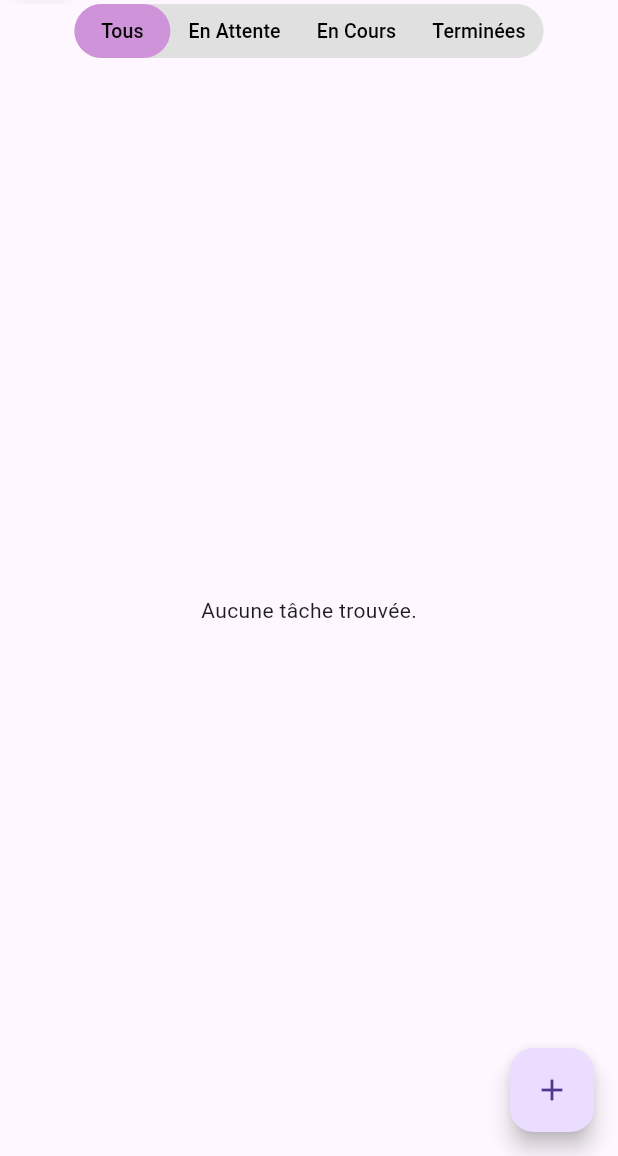
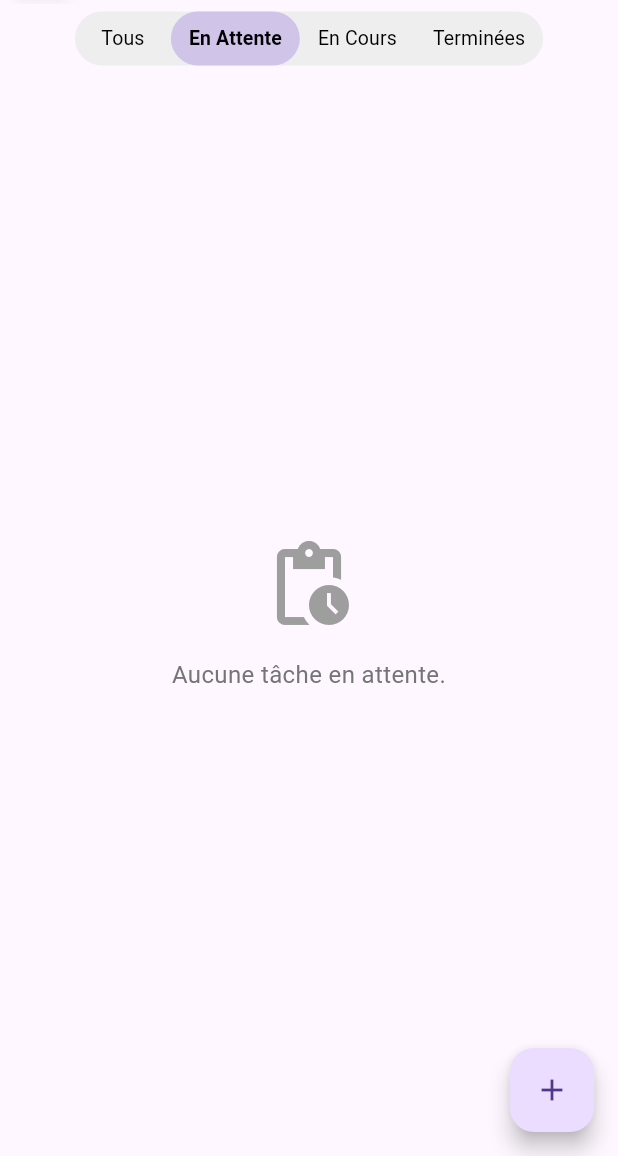
Before and after one commit to chedy256/Todo_Team, a Flutter app: the TasksScreen screen opened by its route, after a tap on "En Attente", on a phone screen of 412 x 824 dp, the part 80-1236 px from its top. Run offline on Flutter 3.47's test engine with Material 3 defaults, Android fonts, the phone set to English and light mode, and no system bars; our stand-ins replace flutter_local_notifications, flutter_secure_storage, flutter_timezone, sqflite, timezone; accounts and stored records are empty.

Commit message:
Added filters to separate the lists: Top navigation now works

```diff
--- a/lib/controllers/task_provider.dart
+++ b/lib/controllers/task_provider.dart
@@ -1,6 +1,8 @@
 import 'package:flutter/foundation.dart';
 import 'package:project/models/task_model.dart';
 import 'package:project/services/local_database_service.dart';
+
+import '../models/task_filter.dart';
 
 class TaskProvider extends ChangeNotifier {
   List<Task> _tasks = [];
@@ -11,24 +13,39 @@ class TaskProvider extends ChangeNotifier {
   bool get isLoading => _isLoading;
   String? get error => _error;
 
+  TaskFilterSettings _filterSettings = const TaskFilterSettings();
+  TaskFilterSettings get filterSettings => _filterSettings;
+
   final LocalDatabaseService _databaseService = LocalDatabaseService.instance;
 
   Future<void> loadTasks() async {
-    _setLoading(true);
+    _isLoading = true;
     _error = null;
 
     try {
-      _tasks = await _databaseService.getTasks();
-      notifyListeners();
+      _tasks = await _databaseService.getTasks(
+        status: _filterSettings.status,
+        sortType: _filterSettings.sortType,
+      );
     } catch (e) {
       _error = 'Erreur lors du chargement des tâches: $e';
+    } finally {
+      _isLoading = false;
       notifyListeners();
-    } finally {
-      _setLoading(false);
     }
   }
 
+  Future<void> filterTasks(TaskStatus status) async {
+    if (_filterSettings.status == status) return; // No change needed
+
+    _filterSettings = _filterSettings.copyWith(status: status);
+    await loadTasks();
+  }
+
   void addTask(Task task) {
+    if (_filterSettings.sortType == SortType.dueDate) {
+      _tasks.insert(0, task);
+    }
     _tasks.add(task);
     notifyListeners();
   }
@@ -50,8 +67,34 @@ class TaskProvider extends ChangeNotifier {
     loadTasks();
   }
 
-  void _setLoading(bool loading) {
-    _isLoading = loading;
+  Task? getTaskById(int id) {
+    try {
+      return _tasks.firstWhere((task) => task.id == id);
+    } catch (e) {
+      return null;
+    }
+  }
+
+  Future<Map<TaskStatus, int>> getTasksCountByStatus() async {
+    try {
+      final counts = <TaskStatus, int>{};
+      for (final status in TaskStatus.values) {
+        if (status == TaskStatus.all) {
+          counts[status] = _tasks.length;
+        } else {
+          final filteredTasks = await _databaseService.getTasks(status: status);
+          counts[status] = filteredTasks.length;
+        }
+      }
+      return counts;
+    } catch (e) {
+      _error = 'get tasks count by status error: $e';
+      return {};
+    }
+  }
+
+  void clearError() {
+    _error = null;
     notifyListeners();
   }
 }
--- /dev/null
+++ b/lib/models/task_filter.dart
@@ -0,0 +1,48 @@
+// Enums and models for task filtering and sorting
+
+enum TaskStatus {
+  all('Tous'),
+  pending('En Attente'),
+  inProgress('En Cours'),
+  completed('Terminées');
+
+  const TaskStatus(this.displayName);
+  final String displayName;
+}
+
+enum SortType {
+  createdDate('Date de création'),
+  dueDate('Date d\'échéance'),
+  priority('Priorité');
+
+  const SortType(this.displayName);
+  final String displayName;
+}
+
+class TaskFilterSettings {
+  final TaskStatus status;
+  final SortType sortType;
+
+  const TaskFilterSettings({
+    this.status = TaskStatus.all,
+    this.sortType = SortType.priority,
+  });
+
+  TaskFilterSettings copyWith({TaskStatus? status, SortType? sortType}) {
+    return TaskFilterSettings(
+      status: status ?? this.status,
+      sortType: sortType ?? this.sortType,
+    );
+  }
+
+  @override
+  bool operator ==(Object other) =>
+      identical(this, other) ||
+      other is TaskFilterSettings &&
+          runtimeType == other.runtimeType &&
+          status == other.status &&
+          sortType == other.sortType;
+
+  @override
+  int get hashCode => status.hashCode ^ sortType.hashCode;
+}
--- a/lib/services/local_database_service.dart
+++ b/lib/services/local_database_service.dart
@@ -1,6 +1,7 @@
 import 'package:path/path.dart';
 import 'package:sqflite/sqflite.dart';
 
+import '../models/task_filter.dart';
 import '../models/task_model.dart';
 import '../models/user_model.dart';
 
@@ -145,29 +146,82 @@ class LocalDatabaseService {
     );
   }
 
-  Future<List<Task>> getTasks() async {
+  Future<List<Task>> getTasks({
+    TaskStatus? status,
+    SortType sortType = SortType.dueDate,
+  }) async {
     final db = await database;
 
     if (_userCache == null) {
       await refreshUserCache();
     }
 
+    String? whereClause;
+    List<dynamic> whereArgs = [];
+
+    if (status != null && status != TaskStatus.all) {
+      switch (status) {
+        case TaskStatus.pending:
+          whereClause =
+              '$_tasksIsCompletedColumn = ? AND $_tasksAssignedToColumn IS NULL';
+          whereArgs = [0];
+          break;
+        case TaskStatus.inProgress:
+          whereClause =
+              '$_tasksIsCompletedColumn = ? AND $_tasksAssignedToColumn IS NOT NULL';
+          whereArgs = [0];
+          break;
+        case TaskStatus.completed:
+          whereClause = '$_tasksIsCompletedColumn = ?';
+          whereArgs = [1];
+          break;
+        case TaskStatus.all:
+          // No filter needed
+          break;
+      }
+    }
+
+    String orderByClause = _buildOrderByClause(sortType);
+
     final List<Map<String, dynamic>> maps = await db.query(
       _tasksTableName,
-      orderBy: '$_tasksCreatedAtColumn DESC',
+      where: whereClause,
+      whereArgs: whereArgs.isNotEmpty ? whereArgs : null,
+      orderBy: orderByClause,
     );
 
+    return _mapToTaskList(maps);
+  }
+
+  String _buildOrderByClause(SortType sortType) {
+    String column;
+    switch (sortType) {
+      case SortType.createdDate:
+        column = _tasksCreatedAtColumn;
+        break;
+      case SortType.dueDate:
+        column = _tasksDueDateColumn;
+        break;
+      case SortType.priority:
+        column = _tasksPriorityColumn;
+        break;
+    }
+    String order = 'ASC'; //or 'DESC' TODO : check after test
+
+    return '$column $order';
+  }
+
+  List<Task> _mapToTaskList(List<Map<String, dynamic>> maps) {
     return List.generate(maps.length, (i) {
       User? assignedUser;
       if (maps[i]['assignedTo'] != null) {
-        assignedUser = _getUserFromCacheById(maps[i]['assignedTo']);
-
-        assignedUser ??= User(
-          id: maps[i]['assignedTo'],
-          name: 'Unknown User',
-          email: 'unknown@email.com',
-        );
-
+        assignedUser =
+            _getUserFromCacheById(maps[i]['assignedTo']) ??
+            User(
+              id: maps[i]['assignedTo'],
+              name: 'Unknown User',
+              email: 'unknown@email.com',
+            );
       }
 
       return Task(
--- a/lib/views/home/tasks_screen.dart
+++ b/lib/views/home/tasks_screen.dart
@@ -2,6 +2,7 @@ import 'package:flutter/material.dart';
 import 'package:provider/provider.dart';
 import 'package:project/controllers/auth_controller.dart';
 import 'package:project/controllers/task_provider.dart';
+import 'package:project/models/task_filter.dart';
 
 import '../widgets/item_widget.dart';
 
@@ -49,81 +50,41 @@ class _TasksScreenState extends State<TasksScreen> {
           const SizedBox(width: 6),
           const Icon(Icons.wifi, color: Colors.green, size: 20),
           const SizedBox(width: 18),
+          /*
+          // depending on the connectivity status: online or offline (and api server status)
+          const Text(
+            'Serveur indisponible',
+            style: TextStyle(color: Colors.orange, fontWeight: FontWeight.bold),
+          ),
+          const SizedBox(width: 6),
+          const Icon(Icons.perm_data_setting_outlined, color: Colors.orange, size: 20),
+          const SizedBox(width: 18),
+          */
+          /*const Text(
+            'Hors ligne',
+            style: TextStyle(color: Colors.red, fontWeight: FontWeight.bold),
+          ),
+          const SizedBox(width: 6),
+          const Icon(Icons.wifi_off, color: Colors.red, size: 20),
+          const SizedBox(width: 18),
+          */
         ],
       ),
       body: SafeArea(
         child: Column(
           children: [
+            const SizedBox(height: 5),
             Row(
               mainAxisAlignment: MainAxisAlignment.center,
               children: [
-                SizedBox(height: 5),
-                Row(
-                  children: [
-                    Container(
-                      height: 36,
-                      decoration: BoxDecoration(
-                        shape: BoxShape.rectangle,
-                        color: Colors.grey.shade300,
-                        borderRadius: BorderRadius.all(Radius.circular(18)),
+                _buildFilterButtons(),
+              ]
             ),
-                      child: Row(
-                        children: [
-                          TextButton(
-                            onPressed: () {},
-                            style: TextButton.styleFrom(
-                              backgroundColor: Colors.purple.shade200,
-                            ),
-                            child: const Text(
-                              'Tous',
-                              style: TextStyle(
-                                fontSize: 13,
-                                color: Colors.black,
-                              ),
-                            ),
-                          ),
-                          TextButton(
-                            onPressed: () {},
-                            child: const Text(
-                              'En Attente',
-                              style: TextStyle(
-                                fontSize: 13,
-                                color: Colors.black,
-                              ),
-                            ),
-                          ),
-                          TextButton(
-                            onPressed: () {},
-                            child: const Text(
-                              'En Cours',
-                              style: TextStyle(
-                                fontSize: 13,
-                                color: Colors.black,
-                              ),
-                            ),
-                          ),
-                          TextButton(
-                            onPressed: () {},
-                            child: const Text(
-                              'Terminées',
-                              style: TextStyle(
-                                fontSize: 13,
-                                color: Colors.black,
-                              ),
-                            ),
-                          ),
-                        ],
-                      ),
-                    ),
-                  ],
-                ),
-              ],
-            ),
-            SizedBox(height: 5),
+            const SizedBox(height: 5),
             Expanded(
               child: Container(
                 padding: EdgeInsets.symmetric(horizontal: 12),
-                child: _tasksList()
+                child: _buildTasksList(),
               ),
             ),
           ],
@@ -141,27 +102,163 @@ class _TasksScreenState extends State<TasksScreen> {
     );
   }
 
-  Widget _tasksList() {
+  Widget _buildFilterButtons() {
     return Consumer<TaskProvider>(
       builder: (context, taskProvider, child) {
-        if (taskProvider.isLoading) {
+        final currentStatus = taskProvider.filterSettings.status;
+
+        return  Row(
+              children: [
+                Container(
+                  height: 36,
+                  decoration: BoxDecoration(
+                    shape: BoxShape.rectangle,
+                    color: Colors.grey.shade200,
+                    borderRadius: BorderRadius.all(Radius.circular(18)),
+                  ),
+                  child: Row(
+                    children: TaskStatus.values.map((status) {
+                      final isSelected = currentStatus == status;
+                      return TextButton(
+                        onPressed: () => _onFilterSelected(status),
+                        style: TextButton.styleFrom(
+                          backgroundColor: isSelected
+                              ? Colors.deepPurple.shade100
+                              : Colors.transparent,
+                          foregroundColor: Colors.black,
+                        ),
+                        child: Text(
+                          status.displayName,
+                          style: TextStyle(
+                            fontSize: 13,
+                            color: Colors.black,
+                            fontWeight: isSelected
+                                ? FontWeight.bold
+                                : FontWeight.normal,
+                          ),
+                        ),
+                      );
+                    }).toList(),
+                  ),
+                ),
+
+          ]);
+      },
+    );
+  }
+
+  Widget _buildTasksList() {
+    return Consumer<TaskProvider>(
+      builder: (context, taskProvider, child) {
+        // Handle error state
+        if (taskProvider.error != null) {
+          return _buildErrorState(taskProvider.error!);
+        }
+
+        // Handle initial loading state
+        if (taskProvider.isLoading && taskProvider.tasks.isEmpty) {
           return const Center(child: CircularProgressIndicator());
-        } else if (taskProvider.error != null) {
-          return Center(child: Text('Erreur : ${taskProvider.error}'));
-        } else if (taskProvider.tasks.isEmpty) {
-          return const Center(child: Text('Aucune tâche trouvée.'));
-        } else {
-          return ListView.builder(
+        }
+
+        // Handle empty state
+        if (taskProvider.tasks.isEmpty && !taskProvider.isLoading) {
+          return _buildEmptyState(taskProvider.filterSettings.status);
+        }
+
+        // Build the tasks list
+        return RefreshIndicator(
+          onRefresh: () async => taskProvider.refreshTasks(),
+          child: ListView.separated(
+            physics: const AlwaysScrollableScrollPhysics(),
             itemCount: taskProvider.tasks.length,
+            separatorBuilder: (context, index) => const SizedBox(height: 8),
             itemBuilder: (context, index) {
+              final task = taskProvider.tasks[index];
               return ItemWidget(
-                task: taskProvider.tasks[index],
-                onTaskChanged: () => taskProvider.refreshTasks(),
+                task: task,
+                onTaskChanged: () => _refreshTasksList(),
+              );
+            },
+          ),
         );
       },
     );
   }
+
+  Widget _buildErrorState(String error) {
+    return Center(
+      child: Column(
+        mainAxisAlignment: MainAxisAlignment.center,
+        children: [
+          Icon(Icons.error_outline, color: Colors.red, size: 48),
+          const SizedBox(height: 16),
+          Text(
+            error,
+            textAlign: TextAlign.center,
+            style: TextStyle(color: Colors.red, fontSize: 16),
+          ),
+          const SizedBox(height: 16),
+          ElevatedButton(
+            onPressed: () {
+              final taskProvider = Provider.of<TaskProvider>(
+                context,
+                listen: false,
+              );
+              taskProvider.clearError();
+              taskProvider.refreshTasks();
             },
+            child: const Text('Réessayer'),
+          ),
+        ],
+      ),
     );
   }
+
+  Widget _buildEmptyState(TaskStatus status){
+    String message;
+    IconData icon;
+
+    switch (status) {
+      case TaskStatus.all:
+        message = 'Aucune tâche trouvée.';
+        icon = Icons.task_alt;
+        break;
+      case TaskStatus.pending:
+        message = 'Aucune tâche en attente.';
+        icon = Icons.pending_actions;
+        break;
+      case TaskStatus.inProgress:
+        message = 'Aucune tâche en cours.';
+        icon = Icons.work_outline;
+        break;
+      case TaskStatus.completed:
+        message = 'Aucune tâche terminée.';
+        icon = Icons.check_circle_outline;
+        break;
     }
+    return Center(
+      child: Column(
+        mainAxisAlignment: MainAxisAlignment.center,
+        children: [
+          Icon(icon, color: Colors.grey, size: 64),
+          const SizedBox(height: 16),
+          Text(
+            message,
+            textAlign: TextAlign.center,
+            style: TextStyle(color: Colors.grey.shade600, fontSize: 16),
+          ),
+        ],
+      ),
+    );
+  }
+
+  void _onFilterSelected(TaskStatus status) {
+    final taskProvider = Provider.of<TaskProvider>(context, listen: false);
+    taskProvider.filterTasks(status);
+  }
+
+  void _refreshTasksList() {
+    final taskProvider = Provider.of<TaskProvider>(context, listen: false);
+    taskProvider.refreshTasks();
+  }
+}
--- a/pubspec.yaml
+++ b/pubspec.yaml
@@ -15,7 +15,7 @@ publish_to: 'none'
 # https://developer.apple.com/library/archive/documentation/General/Reference/InfoPlistKeyReference/Articles/CoreFoundationKeys.html
 # In Windows, build-name is used as the major, minor, and patch parts
 # of the product and file versions while build-number is used as the build suffix.
-version: 0.4.2
+version: 0.6.0
 
 environment:
   sdk: ^3.8.0
```
Also changed, not shown: 1 other file. Lines whose indentation alone changed are shown as unchanged.
